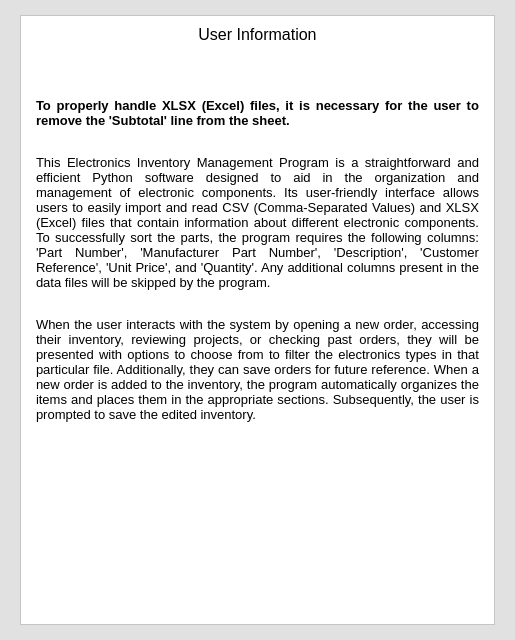
Old version of the form Program_Files/info_window.ui in the repository Thomas1B/Electronics-Inventory-Program.
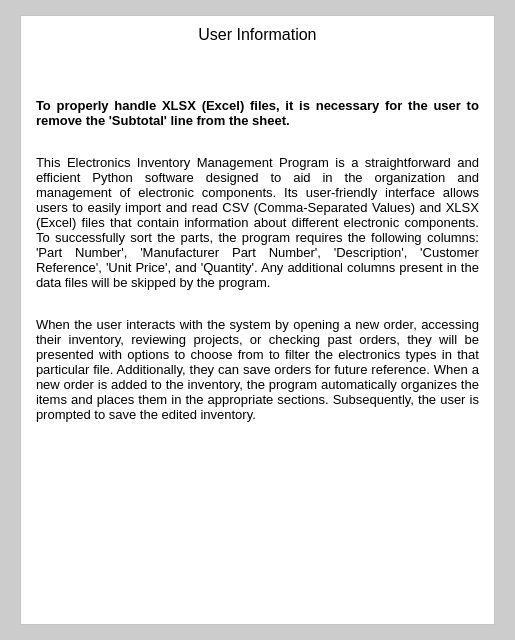
New version of the form.

Patch:
```diff
--- a/Program_Files/info_window.ui
+++ b/Program_Files/info_window.ui
@@ -26,9 +26,12 @@
    <string>Program Information</string>
   </property>
   <property name="styleSheet">
-   <string notr="true">background-color: rgb(225, 225, 225);</string>
+   <string notr="true"/>
   </property>
   <widget class="QWidget" name="centralwidget">
+   <property name="styleSheet">
+    <string notr="true">background-color: rgb(204, 204, 204);</string>
+   </property>
    <layout class="QVBoxLayout" name="verticalLayout">
     <property name="leftMargin">
      <number>20</number>
```
